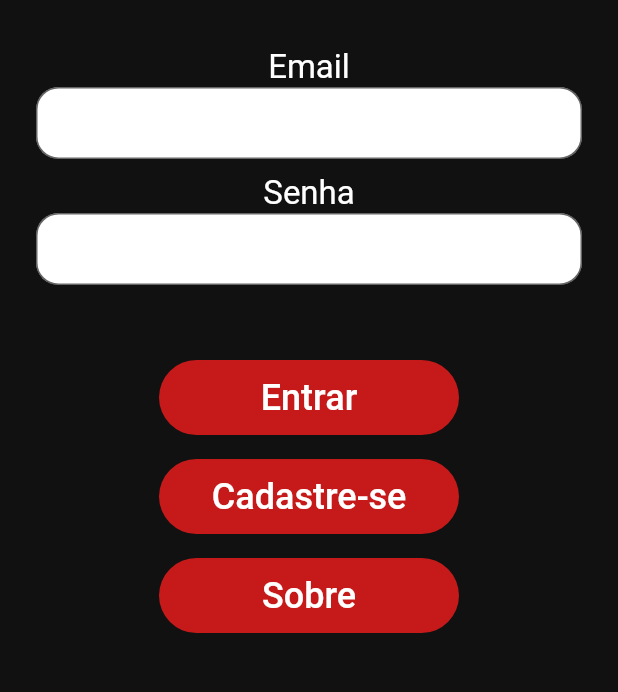
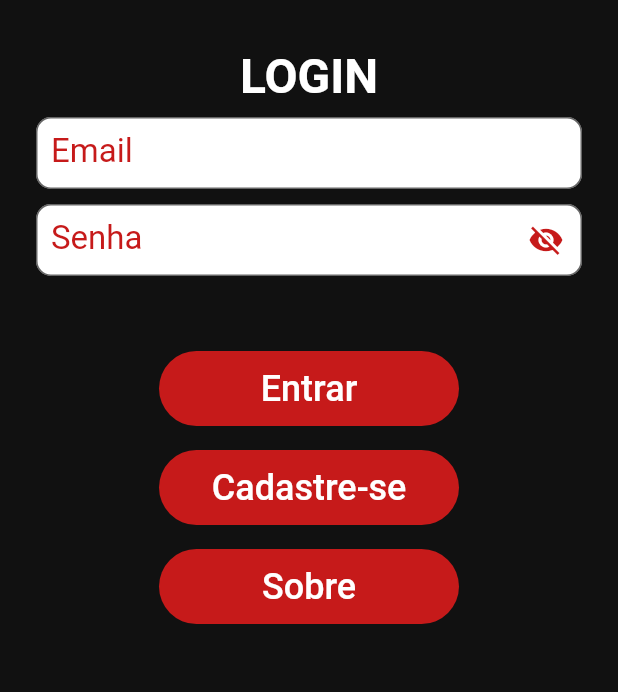
Before and after one commit to othiagosilva/myTrainer, a Flutter app: the screen it shows after launch, on a phone screen of 412 x 824 dp, the part 372-1064 px from its top. Run offline on Flutter 3.47's test engine with Material 2 defaults, Android fonts, the phone set to English and light mode, and no system bars; our stand-ins replace cloud_firestore, firebase_auth, firebase_core; accounts and stored records are empty; Roboto replaces fonts that are missing (OpenSans).

Commit message:
alteracoes design login e renda

```diff
--- a/lib/pages/login_page.dart
+++ b/lib/pages/login_page.dart
@@ -36,12 +36,22 @@ class _LoginPageState extends State<LoginPage> {
                     margin: EdgeInsets.fromLTRB(0, 0, 0, 32),
                     child: WidgetLogo(),
                   ),
+                  Text(
+                    "LOGIN",
+                    style: TextStyle(
+                      fontSize: 32,
+                      fontWeight: FontWeight.bold,
+                    ),
+                  ),
                   Container(
-                      margin: EdgeInsets.fromLTRB(0, 0, 0, 32),
-                      child: Column(children: [
+                    margin: EdgeInsets.fromLTRB(0, 8, 0, 32),
+                    child: Column(
+                      children: [
                         WidgetCampoTexto('Email', txtEmail),
                         WidgetCampoSenha(txtSenha),
-                      ])),
+                      ],
+                    ),
+                  ),
                   botaoEntrar(),
                   WidgetNavegationButton(
                     'Cadastre-se',
--- a/lib/widgets/widget_CampoSenha.dart
+++ b/lib/widgets/widget_CampoSenha.dart
@@ -10,49 +10,56 @@ class WidgetCampoSenha extends StatefulWidget {
 }
 
 class _WidgetCampoSenhaState extends State<WidgetCampoSenha> {
+  bool _verSenha = false;
+
   @override
   Widget build(BuildContext context) {
     return Container(
       padding: EdgeInsets.symmetric(vertical: 8),
       child: Column(
         children: [
-          Text(
-            'Senha',
-            style: TextStyle(
-              fontSize: 22,
-              color: Colors.white,
-            ),
-          ),
           Container(
             height: 50,
             child: TextFormField(
+              keyboardType: TextInputType.text,
+              controller: this.widget.txtSenha,
+              obscureText: !_verSenha,
               style: Theme.of(context).textTheme.headline5,
-              controller: this.widget.txtSenha,
               validator: (value) {
                 if (value == null || value.isEmpty) {
                   return 'Insira a Senha';
                 }
                 return null;
               },
-              obscureText: true,
               decoration: InputDecoration(
+                contentPadding:
+                    EdgeInsets.symmetric(vertical: 0.5, horizontal: 10.0),
+                labelText: "Senha",
+                labelStyle: TextStyle(color: Theme.of(context).primaryColor),
                 border: OutlineInputBorder(
                   borderSide: BorderSide(color: Theme.of(context).primaryColor),
-                  borderRadius: BorderRadius.circular(15),
+                  borderRadius: BorderRadius.circular(10),
                 ),
                 focusedBorder: OutlineInputBorder(
                   borderRadius: BorderRadius.all(
-                    Radius.circular(15),
+                    Radius.circular(10),
                   ),
                   borderSide: BorderSide(
                     color: Theme.of(context).primaryColor,
-                    width: 2,
                   ),
                 ),
                 fillColor: Colors.white,
                 filled: true,
-                contentPadding:
-                    EdgeInsets.symmetric(vertical: 0.5, horizontal: 10.0),
+                suffixIcon: IconButton(
+                    icon: Icon(
+                      _verSenha ? Icons.visibility : Icons.visibility_off,
+                      color: Theme.of(context).primaryColor,
+                    ),
+                    onPressed: () {
+                      setState(() {
+                        _verSenha = !_verSenha;
+                      });
+                    }),
               ),
             ),
           ),
--- a/lib/widgets/widget_CampoTexto.dart
+++ b/lib/widgets/widget_CampoTexto.dart
@@ -15,10 +15,6 @@ class _WidgetCampoTextoState extends State<WidgetCampoTexto> {
   Widget build(BuildContext context) {
     return Column(
       children: [
-        Text(
-          this.widget.rotulo,
-          style: Theme.of(context).textTheme.headline3,
-        ),
         Container(
           height: 50,
           child: TextFormField(
@@ -31,13 +27,15 @@ class _WidgetCampoTextoState extends State<WidgetCampoTexto> {
               return null;
             },
             decoration: InputDecoration(
+              labelText: this.widget.rotulo,
+              labelStyle: TextStyle(color: Theme.of(context).primaryColor),
               border: OutlineInputBorder(
                 borderSide: BorderSide(color: Theme.of(context).primaryColor),
-                borderRadius: BorderRadius.circular(15),
+                borderRadius: BorderRadius.circular(10),
               ),
               focusedBorder: OutlineInputBorder(
                 borderRadius: BorderRadius.all(
-                  Radius.circular(15),
+                  Radius.circular(10),
                 ),
                 borderSide: BorderSide(
                   color: Theme.of(context).primaryColor,
```
Also changed, not shown: lib/pages/treinador/renda/consultar_renda.dart (+39 -39 lines).
